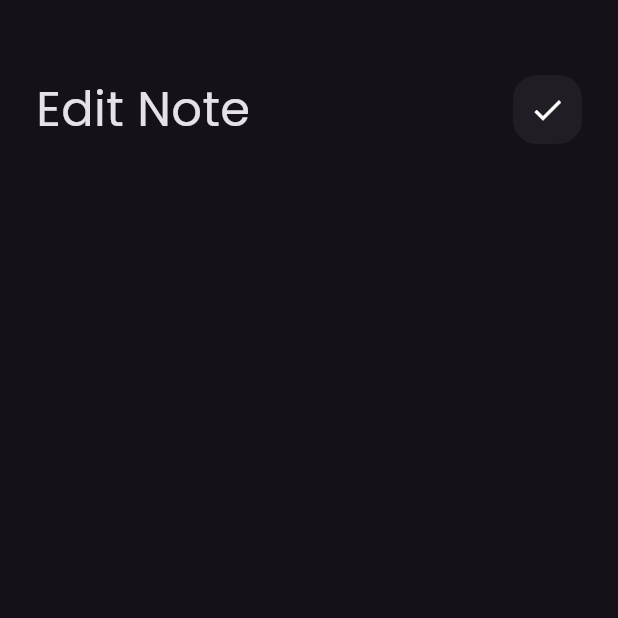
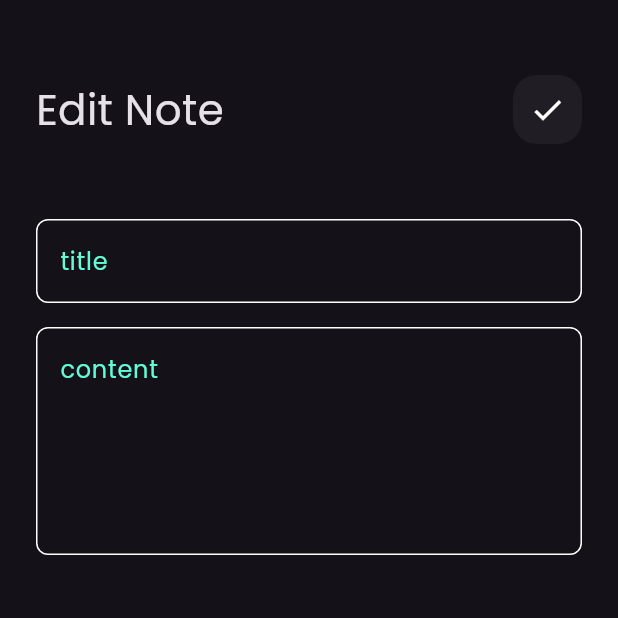
Before and after one commit to yosramohsen2-png/notes-app, a Flutter app: the EditNoteView screen opened directly, on a phone screen of 412 x 824 dp, the top half of it. Run offline on Flutter 3.47's test engine with Material 3 defaults, Android fonts, the phone set to English and light mode, and no system bars.

Commit message:
edit note view ui

```diff
--- a/lib/widgets/custom_app_bar.dart
+++ b/lib/widgets/custom_app_bar.dart
@@ -9,7 +9,7 @@ class CustomAppBar extends StatelessWidget {
   Widget build(BuildContext context) {
     return Row(
       children: [
-        Expanded(child: Text(title, style: const TextStyle(fontSize: 32))),
+        Expanded(child: Text(title, style: const TextStyle(fontSize: 28))),
         Spacer(),
         CustomSearchIcon(icon: icon),
       ],
--- a/lib/widgets/edit_view_body.dart
+++ b/lib/widgets/edit_view_body.dart
@@ -1,5 +1,6 @@
 import 'package:flutter/material.dart';
 import 'package:note/widgets/custom_app_bar.dart';
+import 'package:note/widgets/custom_text_field.dart';
 
 class EditViewBody extends StatelessWidget {
   const EditViewBody({super.key});
@@ -12,6 +13,10 @@ class EditViewBody extends StatelessWidget {
         children: [
           SizedBox(height: 50),
           CustomAppBar(title: 'Edit Note', icon: Icons.check),
+          SizedBox(height: 50),
+          CustomTextField(hint: 'title'),
+          SizedBox(height: 16),
+          CustomTextField(hint: 'content', maxLines: 5),
         ],
       ),
     );
```
